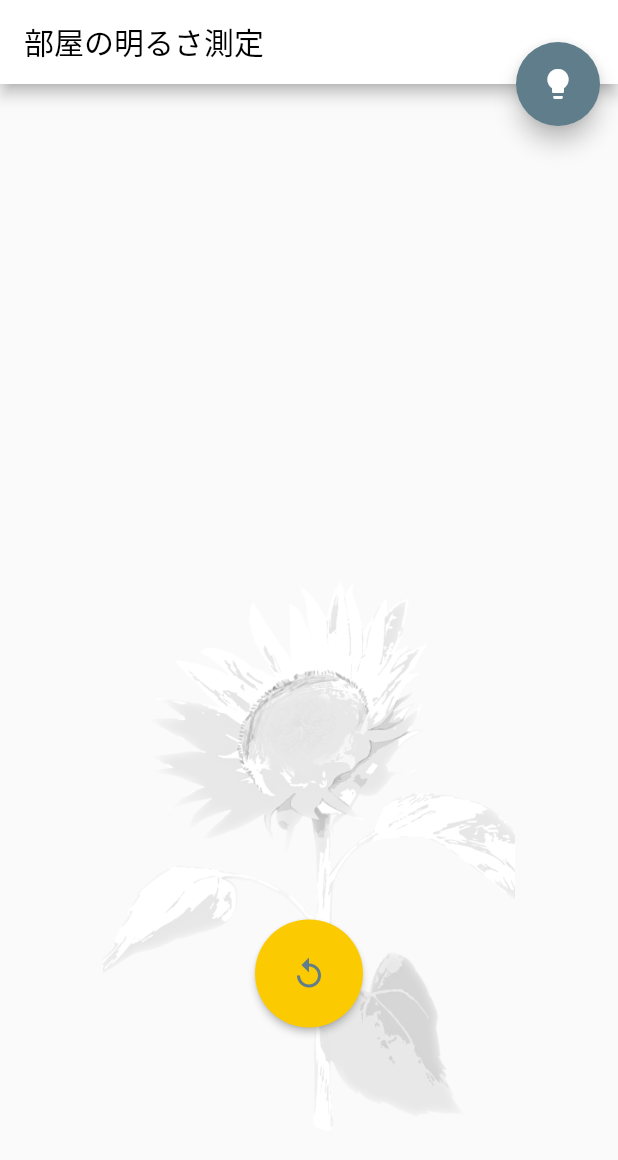
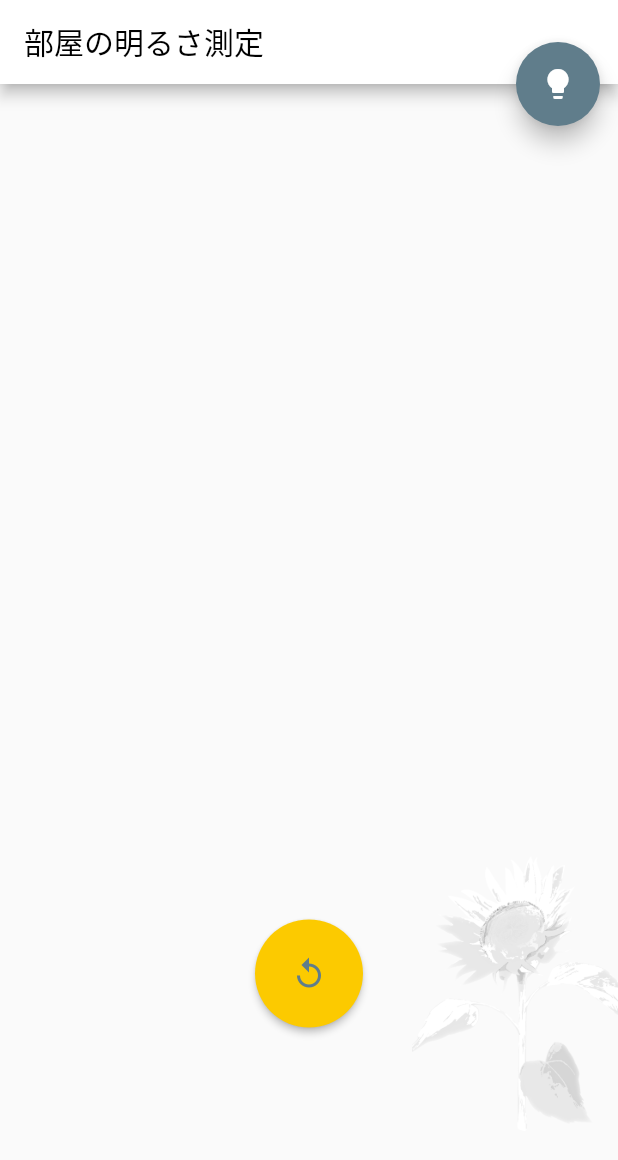
Before and after one commit to 15eb1137/malibu_orange, a Flutter app: the screen it shows after launch, on a phone screen of 412 x 824 dp. Shown: the top 1160 px of the screen. Run offline on Flutter 3.47's test engine with Material 2 defaults, Android fonts, the phone set to English and light mode, and no system bars; drawn by our look-alikes of google_mobile_ads, syncfusion_flutter_gauges; our stand-ins replace firebase_core, flutter_riverpod, freezed_annotation, go_router, shared_preferences; missing offline and left inert: environment_sensors; accounts and stored records are empty; network calls fail.

Commit message:
BG位置の調整

```diff
--- a/flutter/lib/pages/brightness.dart
+++ b/flutter/lib/pages/brightness.dart
@@ -71,10 +71,10 @@ class BrightnessView extends ConsumerWidget {
     if (brightness == 0.0) reloadBrightness();
     return Scaffold(
       appBar: const AppBarComponent(title: '部屋の明るさ測定'),
-      body: Stack(alignment: Alignment.bottomCenter, children: [
+      body: Stack(alignment: Alignment.bottomRight, children: [
         SizedBox(
-            width: MediaQuery.of(context).size.width / 1.5,
-            height: MediaQuery.of(context).size.height / 1.5,
+            width: MediaQuery.of(context).size.width / 3,
+            height: MediaQuery.of(context).size.height / 3,
             child: const Image(
                 image: AssetImage('assets/images/himawari.png'),
                 fit: BoxFit.cover)),
```
